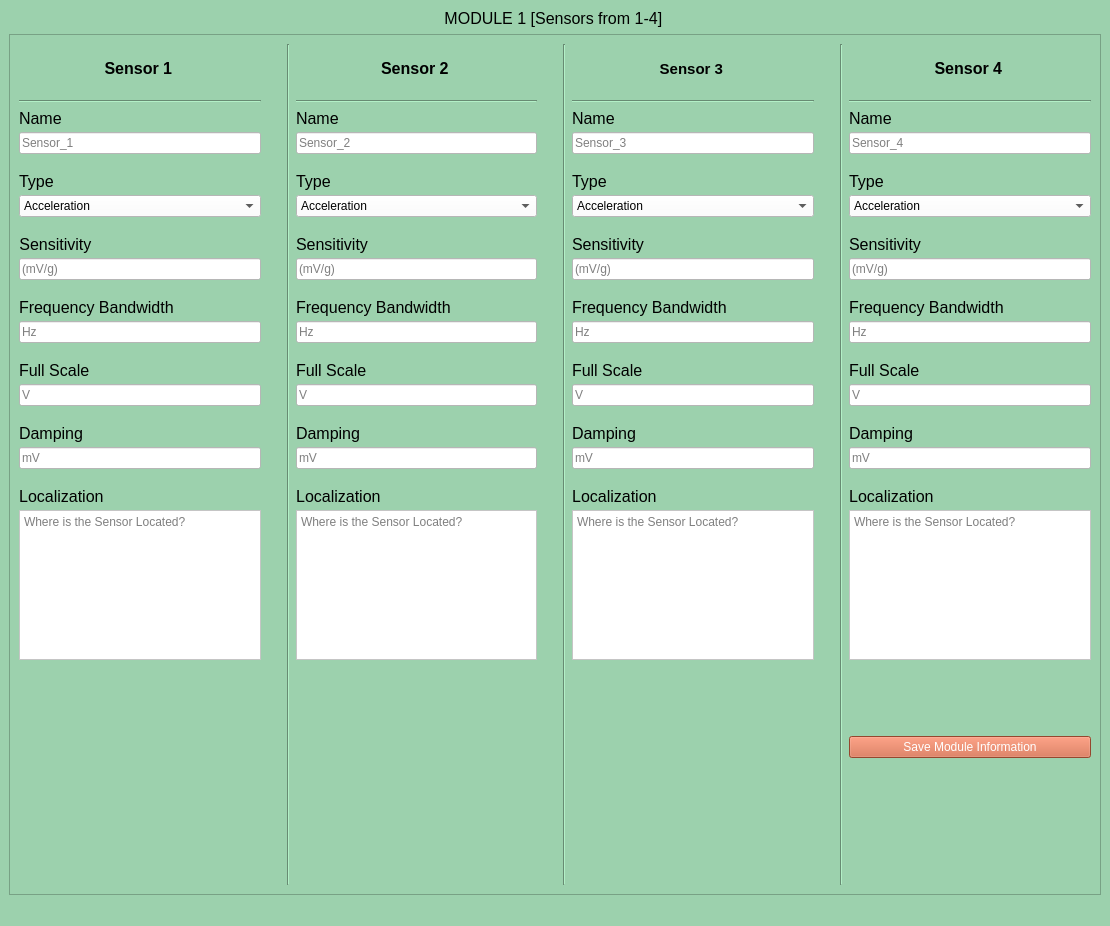
The window that GUI/channel_info_window.ui (jrsm1/EWAS_Application) describes before a commit, drawn with Qt 5.
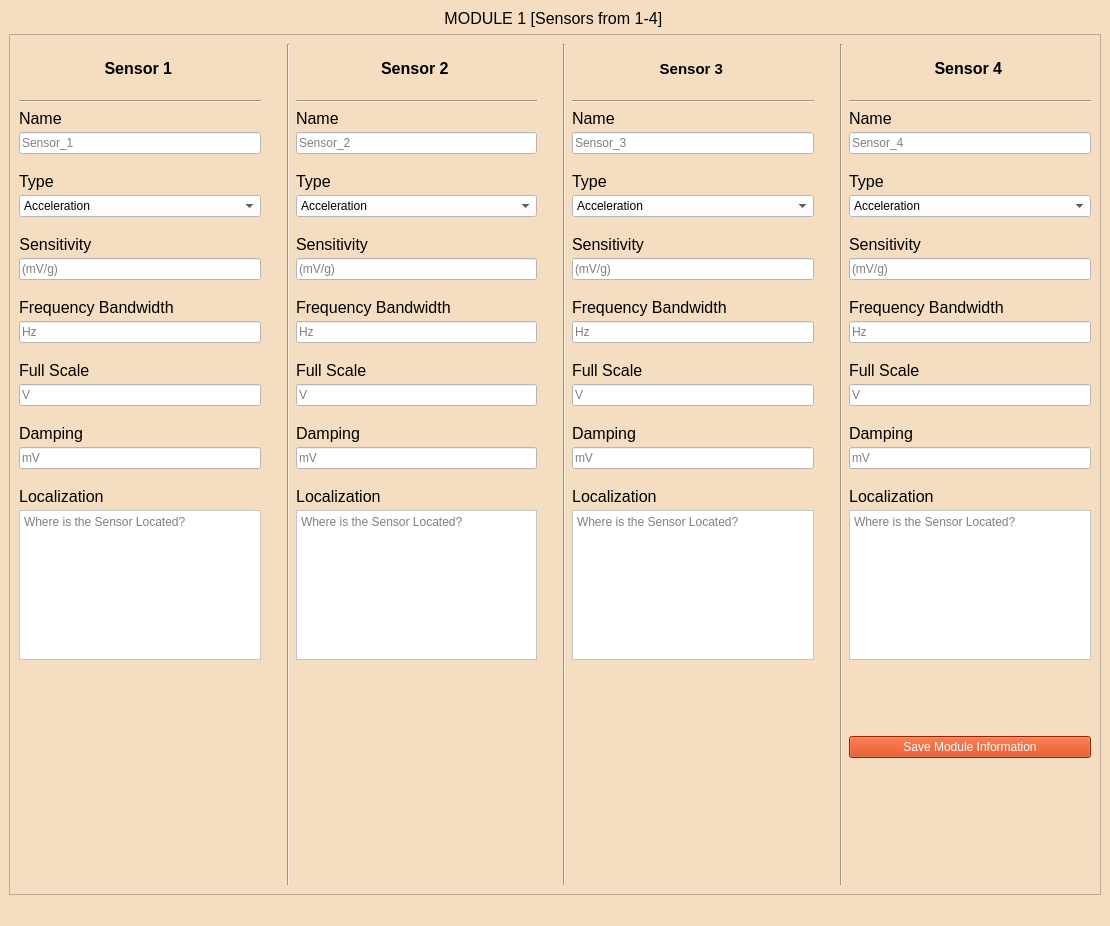
The same window after the commit.

Commit message:
* Changed UI colors, labels and object names. * Changes in Formatting. [CAREFUL]
* [X] Storing Recording Parameters Correctly
* [X] Generate_ID is working marvelously.

* [ ] Automate Sampling Frequency Suggestion.

Patch:
```diff
--- a/GUI/channel_info_window.ui
+++ b/GUI/channel_info_window.ui
@@ -26,7 +26,8 @@
 			<string>Channel Information</string>
 		</property>
 		<property name="styleSheet">
-			<string notr="true">background-color:rgb(156, 209, 173);
+			<string notr="true">font: 12pt &quot;MS Shell Dlg 2&quot;;
+				background-color: rgb(244, 221, 192);
 				color:rgb(0, 0, 0);
 			</string>
 		</property>
@@ -1377,7 +1378,7 @@
 											<item row="18" column="1">
 												<widget class="QPushButton" name="channel_info_SAVE_Button">
 													<property name="styleSheet">
-														<string notr="true">background-color: rgb(209, 99, 65);
+														<string notr="true">background-color:rgb(204, 51, 0);
 															color: rgb(255, 255, 255);
 															font: 12pt &quot;MS Shell Dlg 2&quot;;
 														</string>
```
The commit also changes 22 other files.
